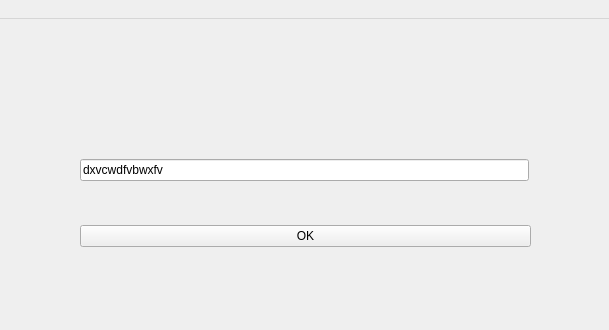
This is ui/MainWindow.ui in cyrilvincent/python as Qt 5 draws it before an edit; both pictures show x 100 to 709 and y 0 to 330 of the 800 by 600 pixel window. The edited form follows.
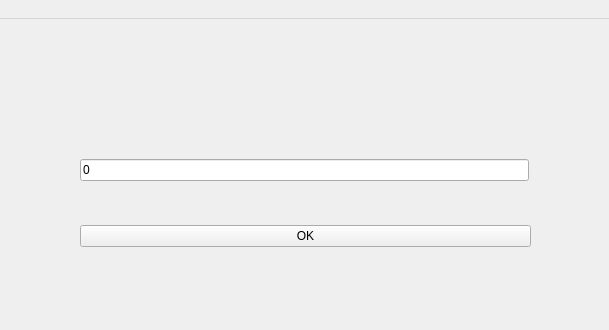
This is the edited form.

```diff
--- a/ui/MainWindow.ui
+++ b/ui/MainWindow.ui
@@ -37,7 +37,7 @@
      </rect>
     </property>
     <property name="text">
-     <string>dxvcwdfvbwxfv</string>
+     <string>0</string>
     </property>
    </widget>
    <widget class="QWidget" name="">
```
